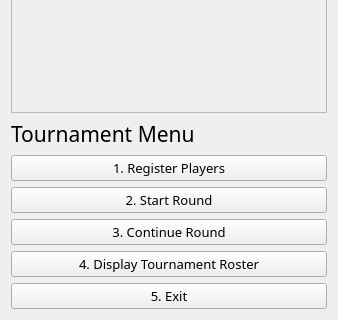
This is tournamentMenu.ui in GFlores17/JackboxT.O.-GUI-Version as Qt 5 draws it before an edit; both pictures show x 0 to 338 and y 208 to 528 of the 338 by 528 pixel window. The edited form follows.
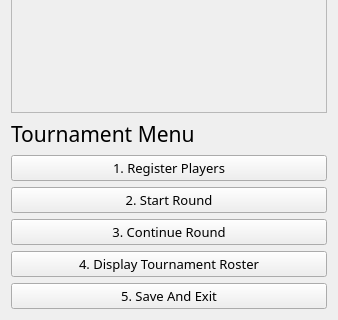
This is the edited form. Icons and pictures are not drawn.

The edit to the form file:
```diff
--- a/tournamentMenu.ui
+++ b/tournamentMenu.ui
@@ -122,7 +122,7 @@
         </font>
        </property>
        <property name="text">
-        <string>5. Exit</string>
+        <string>5. Save And Exit</string>
        </property>
       </widget>
      </item>
```
